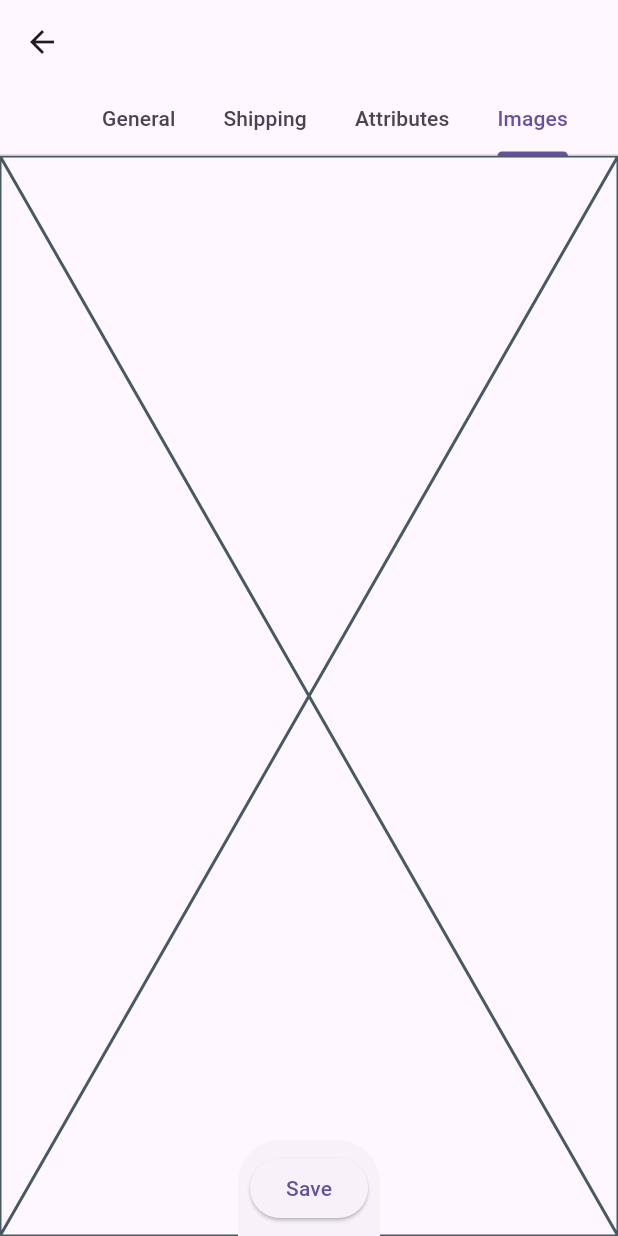
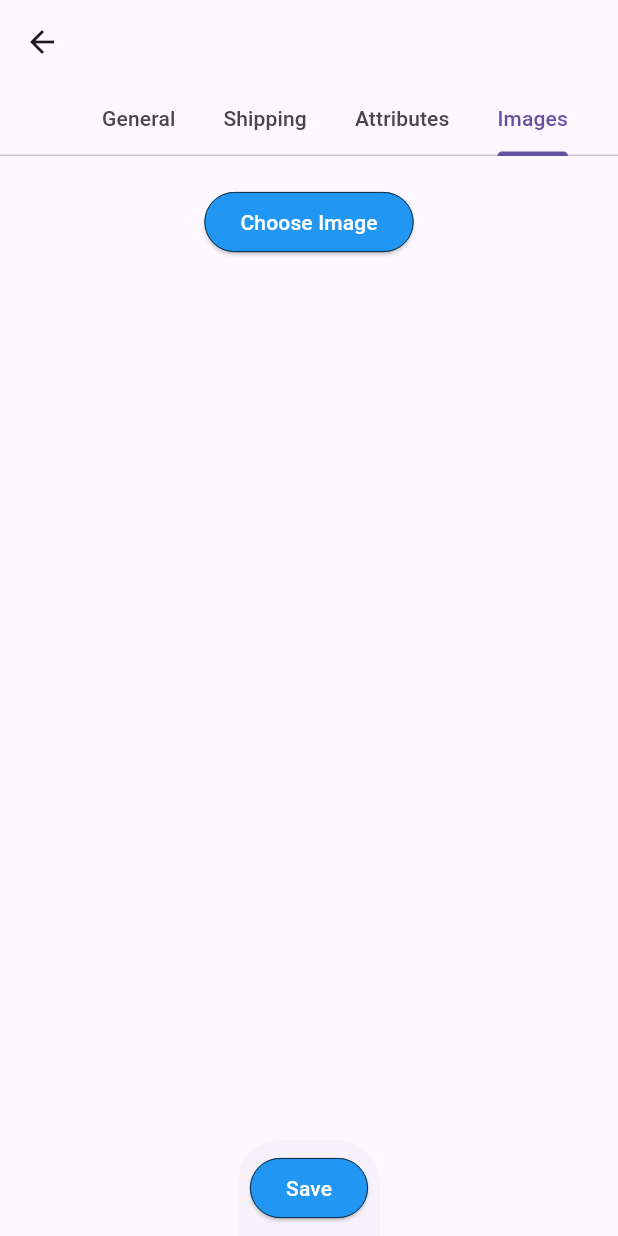
Before and after one commit to Naman-Gayakwad/vit_bazzar_app, a Flutter app: the UploadScreen screen opened directly, tab 4 chosen, on a phone screen of 412 x 824 dp. Run offline on Flutter 3.47's test engine with Material 3 defaults, Android fonts, the phone set to English and light mode, and no system bars; our stand-ins replace cloud_firestore, connectivity_plus, firebase_auth, firebase_core, firebase_storage, flutter_easyloading and 6 more; missing offline and left inert: country_state_city_picker, firebase_ui_auth; accounts and stored records are empty.

Commit message:
Add dependencies and update UI in main.dart, product_provider.dart, upload_screen.dart, and shipping_screen.dart

```diff
--- a/lib/main.dart
+++ b/lib/main.dart
@@ -2,6 +2,7 @@
 
 import 'package:firebase_core/firebase_core.dart';
 import 'package:flutter/material.dart';
+import 'package:flutter_easyloading/flutter_easyloading.dart';
 import 'package:provider/provider.dart';
 import 'package:vit_bazzar_app/providers/product_provider.dart';
 // import 'package:vit_bazzar_app/screens/login.dart';
@@ -37,6 +38,7 @@ class MyApp extends StatelessWidget {
   Widget build(BuildContext context) {
     return MaterialApp(
       debugShowCheckedModeBanner: false,
+
       title: 'Flutter Demo',
       theme: ThemeData(
         primarySwatch: Colors.blue,
@@ -44,6 +46,7 @@ class MyApp extends StatelessWidget {
       home: Scaffold(
         body: MainVendorScreen(),
       ),
+      builder: EasyLoading.init(),
     );
   }
 }
--- a/lib/providers/product_provider.dart
+++ b/lib/providers/product_provider.dart
@@ -9,6 +9,9 @@ class ProductProvider with ChangeNotifier {
     String? category,
     String? productDescription,
     DateTime? suheduleDate,
+    List<String>? imagesUrlList,
+    bool? chargeShipping,
+    int? shippingCharge,
   }) {
     if (productName != null) {
       productData['productName'] = productName;
@@ -28,5 +31,14 @@ class ProductProvider with ChangeNotifier {
     if (suheduleDate != null) {
       productData['suheduleDate'] = suheduleDate;
     }
+    if (imagesUrlList != null) {
+      productData['imagesUrlList'] = imagesUrlList;
+    }
+    if (chargeShipping != null) {
+      productData['chargeShipping'] = chargeShipping;
+    }
+    if (shippingCharge != null) {
+      productData['shippingCharge'] = shippingCharge;
+    }
   }
 }
--- a/lib/vendor/views/screens/upload_screen.dart
+++ b/lib/vendor/views/screens/upload_screen.dart
@@ -47,10 +47,12 @@ class UploadScreen extends StatelessWidget {
             padding: const EdgeInsets.all(8.0),
             child: ElevatedButton(
                 onPressed: () {},
-            child: const Text('Save'),
-          ),
-        )
-      ),
+                child: const Text('Save', style: TextStyle(color: Colors.white),),
+                style: ElevatedButton.styleFrom(
+                  primary: Colors.blue,
+                  side: BorderSide(color: Colors.black, width: 0.5),
+                )),
+          )),
     );
   }
 }
--- a/lib/vendor/views/screens/upload_tab_screen/Images_screen.dart
+++ b/lib/vendor/views/screens/upload_tab_screen/Images_screen.dart
@@ -1,11 +1,95 @@
+import 'dart:io';
+import 'package:firebase_core/firebase_core.dart';
+import 'package:firebase_storage/firebase_storage.dart';
 import 'package:flutter/foundation.dart';
+import 'package:flutter/material.dart';
 import 'package:flutter/widgets.dart';
+import 'package:flutter_easyloading/flutter_easyloading.dart';
+import 'package:image_picker/image_picker.dart';
+import 'package:provider/provider.dart';
+import 'package:uuid/uuid.dart';
+import 'package:vit_bazzar_app/providers/product_provider.dart';
 
-class ImageScreen extends StatelessWidget {
-  const ImageScreen({super.key});
+class ImageScreen extends StatefulWidget {
+  @override
+  State<ImageScreen> createState() => _ImageScreenState();
+}
+
+class _ImageScreenState extends State<ImageScreen> {
+  final ImagePicker picker = ImagePicker();
+  final FirebaseStorage _storage = FirebaseStorage.instance;
+
+  List<File> _images = [];
+  List<String> _imagesUrlList = [];
+
+  choosimage() async {
+    final pickedFile = await picker.pickImage(source: ImageSource.gallery);
+
+    if (pickedFile == null) {
+      print('No image selected.');
+    } else {
+      setState(() {
+        _images.add(File(pickedFile.path));
+      });
+    }
+  }
 
   @override
   Widget build(BuildContext context) {
-    return const Placeholder();
+    final ProductProvider _productProvider =
+        Provider.of<ProductProvider>(context);
+    return Column(
+      children: [
+        SizedBox(
+          height: 20,
+        ),
+        ElevatedButton(
+          onPressed: choosimage,
+          child: const Text('Choose Image', style: TextStyle(color: Colors.white),),
+          style: ElevatedButton.styleFrom(
+            primary: Colors.blue,
+            side: BorderSide(color: Colors.black, width: 0.5),
+          ),
+        ),
+        Expanded(
+          child: GridView.builder(
+            gridDelegate: const SliverGridDelegateWithFixedCrossAxisCount(
+              crossAxisCount: 3,
+              crossAxisSpacing: 4.0,
+              mainAxisSpacing: 4.0,
+            ),
+            itemCount: _images.length,
+            itemBuilder: (BuildContext context, int index) {
+              return Image.file(
+                _images[index],
+                fit: BoxFit.cover,
+              );
+            },
+          ),
+        ),
+        SizedBox(
+          height: 20,
+        ),
+        TextButton(
+            onPressed: () async {
+              EasyLoading.show(status: 'Uploading Images');
+              for (var img in _images) {
+                Reference ref =
+                    _storage.ref().child('productImages').child(Uuid().v4());
+                await ref.putFile(img).whenComplete(() async {
+                  await ref.getDownloadURL().then((value) {
+                    setState(() {
+                      _imagesUrlList.add(value);
+                      _productProvider.getFormData(
+                          imagesUrlList: _imagesUrlList);
+                      EasyLoading.dismiss();
+                    });
+                  });
+                });
+              }
+            },
+            child: Text('Upload Images'))
+      ],
+    );
   }
 }
--- a/pubspec.yaml
+++ b/pubspec.yaml
@@ -46,6 +46,7 @@ dependencies:
   flutter_easyloading: ^3.0.5
   firebase_ui_auth: ^1.12.1
   flutter_datetime_picker_plus: ^2.1.0
+  uuid: ^4.3.3
 
 
 
```
Also changed, not shown: lib/vendor/views/screens/upload_tab_screen/shipping_screen.dart (+59 -3 lines), pubspec.lock. Lines whose indentation alone changed are shown as unchanged.
